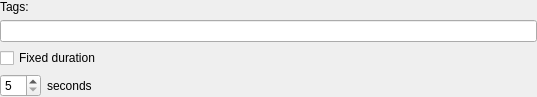
Before: the Qt Designer form client/src/ui/widgets/business/show_text_overlay_action_widget.ui in networkoptix/nx_open, drawn with Qt 5.
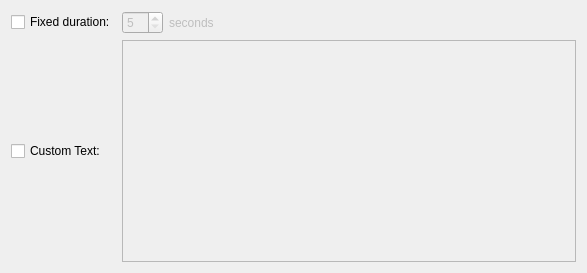
After: the same form once the commit is applied.

Commit message:
VMS-1426: Create 'Text overlay' action
VMS-1425: Add 'Alarm Monitor' action

<==== Mercurial data ====>
Branch: x_new_2.5_actions

```diff
--- a/client/src/ui/widgets/business/show_text_overlay_action_widget.ui
+++ b/client/src/ui/widgets/business/show_text_overlay_action_widget.ui
@@ -6,46 +6,27 @@
    <rect>
     <x>0</x>
     <y>0</y>
-    <width>537</width>
-    <height>97</height>
+    <width>587</width>
+    <height>273</height>
    </rect>
   </property>
   <property name="windowTitle">
    <string/>
   </property>
-  <layout class="QVBoxLayout" name="verticalLayout" stretch="0,0,0,0">
-   <property name="leftMargin">
-    <number>0</number>
-   </property>
-   <property name="topMargin">
-    <number>0</number>
-   </property>
-   <property name="rightMargin">
-    <number>0</number>
-   </property>
-   <property name="bottomMargin">
-    <number>0</number>
-   </property>
-   <item>
-    <widget class="QLabel" name="label">
-     <property name="text">
-      <string>Tags:</string>
-     </property>
-    </widget>
-   </item>
-   <item>
-    <widget class="QLineEdit" name="tagsLineEdit"/>
-   </item>
-   <item>
+  <layout class="QGridLayout" name="gridLayout">
+   <item row="0" column="0">
     <widget class="QCheckBox" name="fixedDurationCheckBox">
      <property name="text">
-      <string>Fixed duration</string>
+      <string>Fixed duration:</string>
      </property>
     </widget>
    </item>
-   <item>
+   <item row="0" column="1">
     <widget class="QWidget" name="durationWidget" native="true">
-     <layout class="QHBoxLayout" name="horizontalLayout">
+     <property name="enabled">
+      <bool>false</bool>
+     </property>
+     <layout class="QHBoxLayout" name="horizontalLayout" stretch="0,1">
       <property name="leftMargin">
        <number>0</number>
       </property>
@@ -78,22 +59,23 @@
         </property>
        </widget>
       </item>
-      <item>
-       <spacer name="horizontalSpacer">
-        <property name="orientation">
-         <enum>Qt::Horizontal</enum>
-        </property>
-        <property name="sizeHint" stdset="0">
-         <size>
-          <width>40</width>
-          <height>20</height>
-         </size>
-        </property>
-       </spacer>
-      </item>
      </layout>
     </widget>
    </item>
+   <item row="1" column="0">
+    <widget class="QCheckBox" name="customTextCheckBox">
+     <property name="text">
+      <string>Custom Text:</string>
+     </property>
+    </widget>
+   </item>
+   <item row="1" column="1">
+    <widget class="QPlainTextEdit" name="customTextEdit">
+     <property name="enabled">
+      <bool>false</bool>
+     </property>
+    </widget>
+   </item>
   </layout>
  </widget>
  <resources/>
```
The commit also changes 6 other files.
